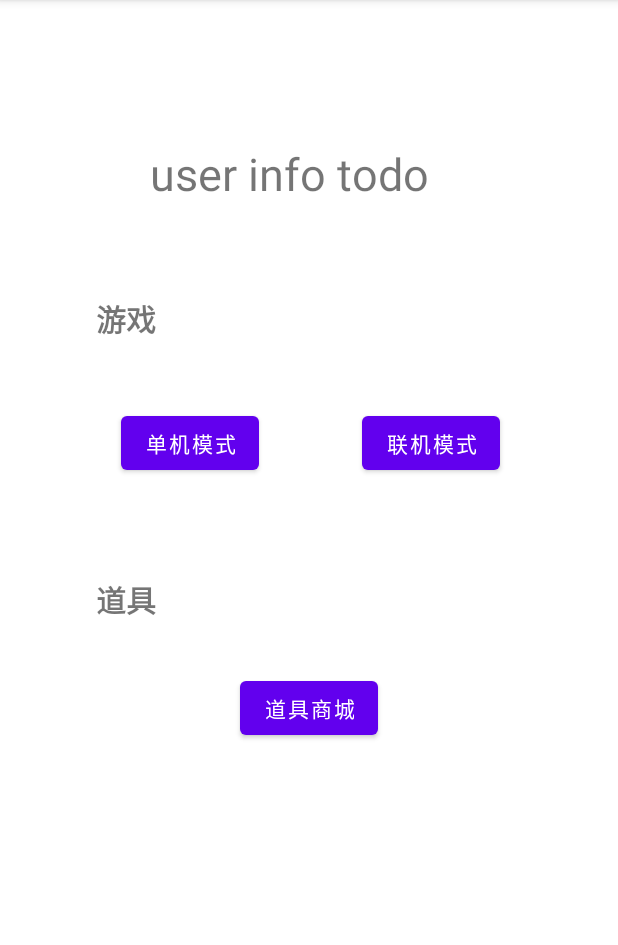
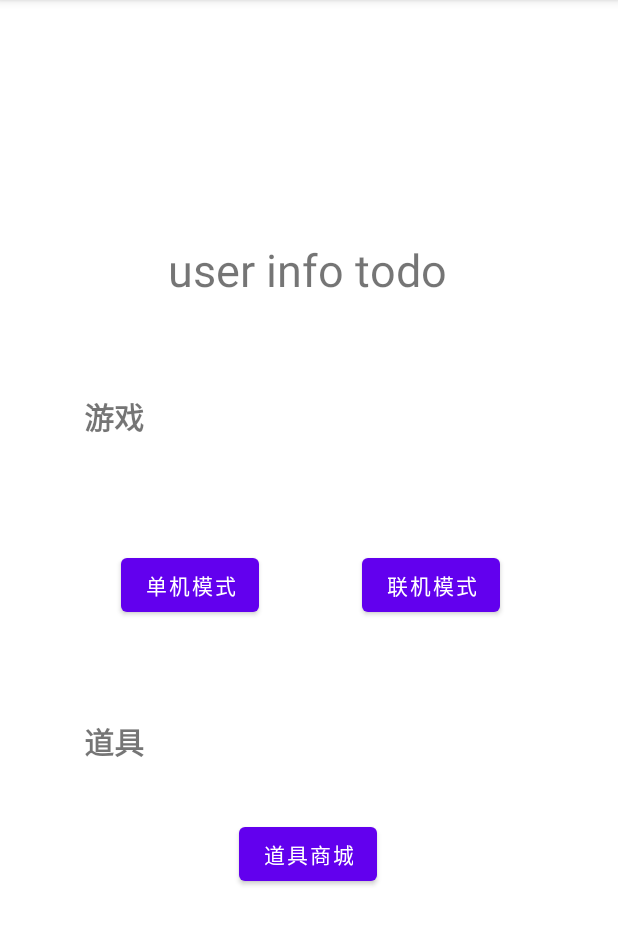
Before and after one commit to mooyiwang/AircraftWar-App, an Android app: the UserActivity screen opened directly, with no data from a screen before it, on a phone screen of 412 x 824 dp, the part 84-1029 px from its top. Run offline under Robolectric (Android 15) with nearby library versions, the phone set to English and light mode, and no system bars.

```diff
--- a/app/src/main/res/layout/activity_entry.xml
+++ b/app/src/main/res/layout/activity_entry.xml
@@ -51,6 +51,8 @@
         android:layout_marginBottom="129dp"
         android:text="@string/visitor"
         app:layout_constraintBottom_toBottomOf="parent"
+        app:layout_constraintEnd_toEndOf="parent"
+        app:layout_constraintHorizontal_bias="0.0"
         app:layout_constraintStart_toStartOf="@+id/signup"
         app:layout_constraintTop_toBottomOf="@+id/signup" />
 </androidx.constraintlayout.widget.ConstraintLayout>
--- a/app/src/main/res/layout/activity_user.xml
+++ b/app/src/main/res/layout/activity_user.xml
@@ -10,30 +10,36 @@
         android:id="@+id/propstore_button"
         android:layout_width="wrap_content"
         android:layout_height="wrap_content"
-        android:layout_marginTop="33dp"
-        android:text="道具商城"
+        android:layout_marginTop="36dp"
+        android:text="@string/prop_store_button_sign"
+        app:layout_constraintBottom_toBottomOf="parent"
         app:layout_constraintEnd_toEndOf="parent"
+        app:layout_constraintHorizontal_bias="0.498"
         app:layout_constraintStart_toStartOf="parent"
-        app:layout_constraintTop_toBottomOf="@+id/propstore_label" />
+        app:layout_constraintTop_toBottomOf="@+id/propstore_label"
+        app:layout_constraintVertical_bias="0.0" />
 
     <TextView
         android:id="@+id/propstore_label"
         android:layout_width="wrap_content"
         android:layout_height="wrap_content"
-        android:layout_marginStart="64dp"
         android:layout_marginTop="65dp"
-        android:text="道具"
+        android:text="@string/propstore_sign"
         android:textSize="20sp"
         android:textStyle="bold"
+        app:layout_constraintBottom_toBottomOf="parent"
+        app:layout_constraintEnd_toEndOf="parent"
+        app:layout_constraintHorizontal_bias="0.15"
         app:layout_constraintStart_toStartOf="parent"
-        app:layout_constraintTop_toBottomOf="@+id/standalone_button" />
+        app:layout_constraintTop_toBottomOf="@+id/standalone_button"
+        app:layout_constraintVertical_bias="0.0" />
 
     <Button
         android:id="@+id/online_button"
         android:layout_width="wrap_content"
         android:layout_height="wrap_content"
         android:layout_marginEnd="10dp"
-        android:text="联机模式"
+        android:text="@string/online_btn_sign"
         app:layout_constraintBaseline_toBaselineOf="@+id/standalone_button"
         app:layout_constraintEnd_toEndOf="parent"
         app:layout_constraintStart_toEndOf="@+id/standalone_button" />
@@ -44,32 +50,40 @@
         android:layout_height="wrap_content"
         android:layout_marginStart="12dp"
         android:layout_marginTop="44dp"
-        android:text="单机模式"
+        android:text="@string/standalone_btn_sign"
+        app:layout_constraintBottom_toBottomOf="parent"
         app:layout_constraintEnd_toStartOf="@+id/online_button"
         app:layout_constraintStart_toStartOf="parent"
-        app:layout_constraintTop_toBottomOf="@+id/begin_game_label" />
+        app:layout_constraintTop_toBottomOf="@+id/begin_game_label"
+        app:layout_constraintVertical_bias="0.077" />
 
     <TextView
         android:id="@+id/begin_game_label"
         android:layout_width="wrap_content"
         android:layout_height="wrap_content"
-        android:layout_marginTop="197dp"
-        android:text="游戏"
+        android:text="@string/begingame_sign"
         android:textSize="20sp"
         android:textStyle="bold"
+        app:layout_constraintBottom_toBottomOf="parent"
         app:layout_constraintEnd_toEndOf="@+id/propstore_label"
+        app:layout_constraintHorizontal_bias="0.0"
         app:layout_constraintStart_toStartOf="@+id/propstore_label"
-        app:layout_constraintTop_toTopOf="parent" />
+        app:layout_constraintTop_toTopOf="parent"
+        app:layout_constraintVertical_bias="0.356" />
 
     <TextView
         android:id="@+id/user_info"
         android:layout_width="wrap_content"
         android:layout_height="wrap_content"
-        android:layout_marginStart="36dp"
+        android:layout_marginStart="32dp"
         android:layout_marginBottom="61dp"
-        android:text="user info todo"
-        android:textSize="30dp"
+        android:text="@string/user_info_todo"
+        android:textSize="30sp"
         app:layout_constraintBottom_toTopOf="@+id/begin_game_label"
-        app:layout_constraintStart_toStartOf="@+id/begin_game_label" />
+        app:layout_constraintEnd_toEndOf="parent"
+        app:layout_constraintHorizontal_bias="0.176"
+        app:layout_constraintStart_toStartOf="@+id/begin_game_label"
+        app:layout_constraintTop_toTopOf="parent"
+        app:layout_constraintVertical_bias="0.993" />
 
 </androidx.constraintlayout.widget.ConstraintLayout>
--- a/app/src/main/res/layout/entry_login.xml
+++ b/app/src/main/res/layout/entry_login.xml
@@ -13,6 +13,7 @@
         android:text="@string/login_sign"
         android:textSize="30sp"
         android:textStyle="bold"
+        app:layout_constraintBottom_toTopOf="@+id/input_name"
         app:layout_constraintEnd_toEndOf="@+id/back_button"
         app:layout_constraintStart_toStartOf="@+id/input_name"
         app:layout_constraintTop_toTopOf="parent" />
@@ -51,7 +52,7 @@
         app:layout_constraintHorizontal_bias="0.0"
         app:layout_constraintStart_toStartOf="parent"
         app:layout_constraintTop_toBottomOf="@+id/input_name"
-        app:layout_constraintVertical_bias="1.0" />
+        app:layout_constraintVertical_bias="0.766" />
 
     <Button
         android:id="@+id/confirm_button"
@@ -70,5 +71,6 @@
         android:layout_marginBottom="120dp"
         android:text="@string/back"
         app:layout_constraintBottom_toBottomOf="parent"
-        app:layout_constraintStart_toStartOf="@+id/input_password" />
+        app:layout_constraintStart_toStartOf="@+id/input_password"
+        app:layout_constraintTop_toBottomOf="@+id/input_password" />
 </androidx.constraintlayout.widget.ConstraintLayout>
--- a/app/src/main/res/layout/entry_signup.xml
+++ b/app/src/main/res/layout/entry_signup.xml
@@ -13,9 +13,12 @@
         android:text="@string/signup_label"
         android:textSize="30sp"
         android:textStyle="bold"
+        app:layout_constraintBottom_toTopOf="@+id/input_name"
         app:layout_constraintEnd_toEndOf="@+id/back_button"
+        app:layout_constraintHorizontal_bias="0.0"
         app:layout_constraintStart_toStartOf="@+id/input_name"
-        app:layout_constraintTop_toTopOf="parent" />
+        app:layout_constraintTop_toTopOf="parent"
+        app:layout_constraintVertical_bias="0.287" />
 
     <EditText
         android:id="@+id/input_name"
--- a/app/src/main/res/values/strings.xml
+++ b/app/src/main/res/values/strings.xml
@@ -28,4 +28,10 @@
     <string name="user_password">密码</string>
     <string name="back">返回</string>
     <string name="signup_label">注册账号</string>
+    <string name="prop_store_button_sign">道具商城</string>
+    <string name="propstore_sign">道具</string>
+    <string name="online_btn_sign">联机模式</string>
+    <string name="standalone_btn_sign">单机模式</string>
+    <string name="begingame_sign">游戏</string>
+    <string name="user_info_todo">user info todo</string>
 </resources>
```
Also changed, not shown: app/src/main/java/com/hit/sz/view/AbstractGameView.java (+14 -9 lines), app/src/main/java/com/hit/sz/view/EasyGameView.java (+7 -2 lines), app/src/main/java/com/hit/sz/view/HardGameView.java (+9 -7 lines), app/src/main/java/com/hit/sz/view/MediumGameView.java (+9 -6 lines), app/src/main/res/layout/levelsound_main.xml (+33 -21 lines).
